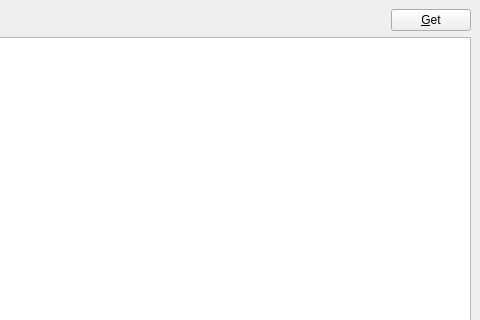
Before: the Qt Designer form src/ui/main.ui in havardgulldahl/jottagui, drawn with Qt 5; both pictures show x 472 to 952 and y 0 to 320 of the 952 by 600 pixel window.
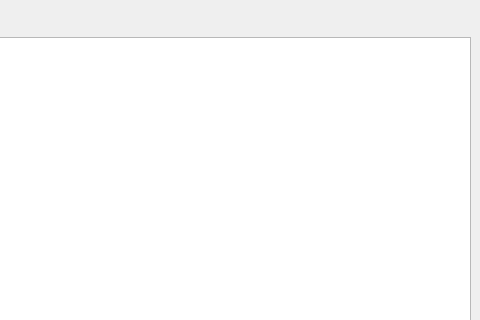
After: the same form once the commit is applied.

Patch:
```diff
--- a/src/ui/main.ui
+++ b/src/ui/main.ui
@@ -56,13 +56,6 @@
         </property>
        </spacer>
       </item>
-      <item>
-       <widget class="QPushButton" name="getButton">
-        <property name="text">
-         <string>&amp;Get</string>
-        </property>
-       </widget>
-      </item>
      </layout>
     </item>
     <item row="1" column="0">
```
